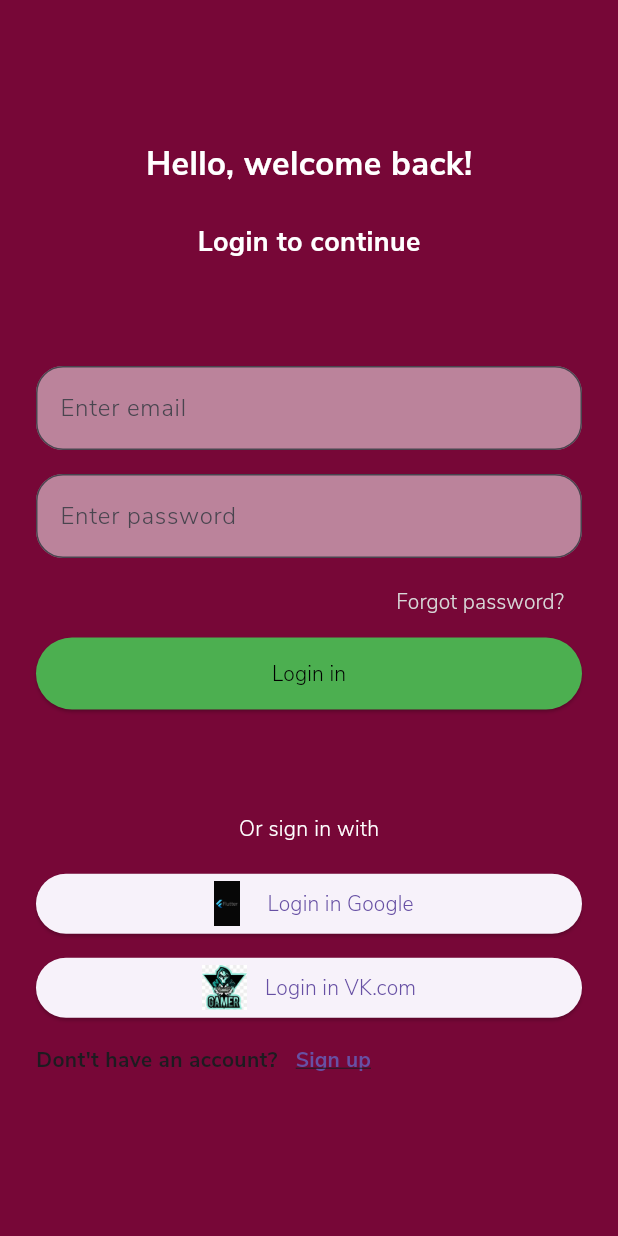
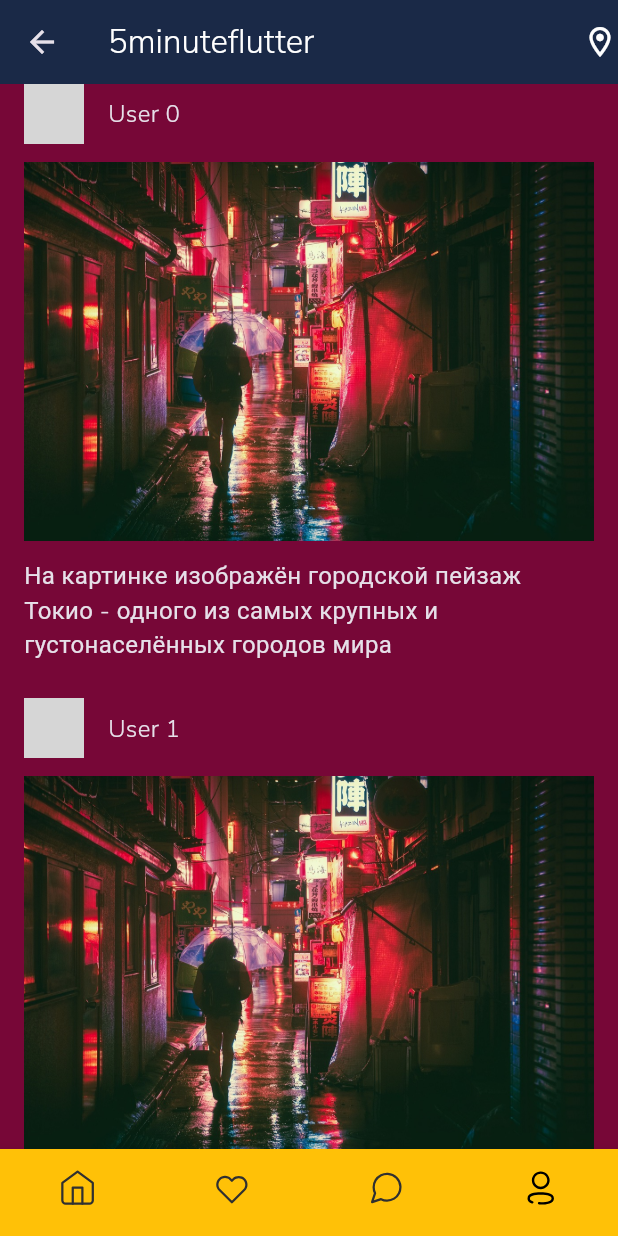
Before and after one commit to Mingaleev-D/new_flutter_t, a Flutter app: the screen it shows after launch, after a tap on "Login in", on a phone screen of 412 x 824 dp. Run offline on Flutter 3.47's test engine with Material 3 defaults, Android fonts, the phone set to English and light mode, and no system bars; our stand-ins replace flutter_svg; grey boxes are pictures that could not be loaded.

```diff
--- /dev/null
+++ b/lib/components/post_item.dart
@@ -0,0 +1,54 @@
+/*
+* @author : Mingaleev D
+* @data : 15.12.2023
+*/
+
+import 'package:flutter/material.dart';
+
+import '../style/app_text.dart';
+
+class PostItem extends StatelessWidget {
+  const PostItem({super.key, required this.user});
+
+  final String user;
+
+  @override
+  Widget build(BuildContext context) {
+    return Padding(
+      padding: const EdgeInsets.symmetric(horizontal: 16.0),
+      child: Column(
+        children: [
+          Row(
+            children: [
+              Image.asset(
+                'assets/temp/account_header.png',
+                height: 40,
+                width: 40,
+              ),
+              const SizedBox(
+                width: 16,
+              ),
+              Text(
+                user,
+                style: AppText.subtitle3,
+              )
+            ],
+          ),
+          const SizedBox(
+            height: 12,
+          ),
+          Image.asset(
+            'assets/temp/post1.jpg',
+          ),
+          const SizedBox(
+            height: 12,
+          ),
+          const Text(
+            'На картинке изображён городской пейзаж Токио - одного из самых крупных и густонаселённых городов мира',
+            style: AppText.subtitle3,
+          )
+        ],
+      ),
+    );
+  }
+}
--- a/lib/main.dart
+++ b/lib/main.dart
@@ -1,5 +1,7 @@
 import 'package:flutter/material.dart';
-import 'package:new_flutter_t/theme/app_colors.dart';
+import 'package:new_flutter_t/pages/home_page.dart';
+import 'package:new_flutter_t/pages/main_page.dart';
+import 'package:new_flutter_t/style/app_colors.dart';
 
 import 'pages/login_page.dart';
 
@@ -11,10 +13,18 @@ class MyApp extends StatelessWidget {
     return MaterialApp(
       debugShowCheckedModeBanner: false,
       theme: ThemeData(
-          useMaterial3: true,
-          fontFamily: 'NunitoSans',
-          scaffoldBackgroundColor: AppColors.primary),
-      home: LoginPage(),
+        useMaterial3: true,
+        fontFamily: 'NunitoSans',
+        scaffoldBackgroundColor: AppColors.primary,
+        brightness: Brightness.dark,
+      ),
+      home: const LoginPage(),
+      initialRoute: '/welcome',
+      routes: {
+        '/welcome': (context) => const LoginPage(),
+        '/home': (context) => HomePage(),
+        '/main': (context) => const MainPage(),
+      },
     );
   }
 }
--- a/lib/pages/home_page.dart
+++ b/lib/pages/home_page.dart
@@ -2,3 +2,53 @@
 * @author : Mingaleev D
 * @data : 15.12.2023
 */
+
+import 'package:flutter/material.dart';
+import 'package:new_flutter_t/components/post_item.dart';
+
+import '../style/app_colors.dart';
+import '../style/app_text.dart';
+
+class HomePage extends StatelessWidget {
+  HomePage({super.key});
+
+  List<String> users = [];
+
+  @override
+  Widget build(BuildContext context) {
+    mockUserFromServer();
+    return Scaffold(
+      appBar: AppBar(
+        backgroundColor: AppColors.background,
+        title: const Text(
+          '5minuteflutter',
+          style: TextStyle(color: AppColors.white),
+        ),
+        centerTitle: false,
+        actions: const [
+          Icon(
+            Icons.location_on_outlined,
+            color: AppColors.white,
+          ),
+        ],
+      ),
+      body: ListView.separated(
+        itemBuilder: (BuildContext context, int index) {
+          return PostItem(user: users[index]);
+        },
+        itemCount: users.length,
+        separatorBuilder: (BuildContext context, int index) {
+          return const SizedBox(
+            height: 24,
+          );
+        },
+      ),
+    );
+  }
+
+  mockUserFromServer() {
+    for (int i = 0; i < 1000; i++) {
+      users.add('User $i');
+    }
+  }
+}
--- a/lib/pages/login_page.dart
+++ b/lib/pages/login_page.dart
@@ -4,7 +4,9 @@
 */
 
 import 'package:flutter/material.dart';
-import 'package:new_flutter_t/theme/app_colors.dart';
+
+import '../style/app_colors.dart';
+import 'home_page.dart';
 
 class LoginPage extends StatelessWidget {
   const LoginPage({super.key});
@@ -83,7 +85,10 @@ class LoginPage extends StatelessWidget {
                     style: ElevatedButton.styleFrom(
                         backgroundColor: Colors.green,
                         foregroundColor: Colors.black),
-                    onPressed: () {},
+                    onPressed: () {
+                      // todo:
+                      Navigator.of(context).pushReplacementNamed('/main');
+                    },
                     child: const Text('Login in'),
                   ),
                 ),
--- /dev/null
+++ b/lib/pages/main_page.dart
@@ -0,0 +1,57 @@
+/*
+* @author : Mingaleev D
+* @data : 15.12.2023
+*/
+import 'package:flutter/material.dart';
+import 'package:flutter_svg/flutter_svg.dart';
+import 'package:new_flutter_t/pages/home_page.dart';
+
+class MainPage extends StatefulWidget {
+  const MainPage({super.key});
+
+  @override
+  State<MainPage> createState() => _MainPageState();
+}
+
+class _MainPageState extends State<MainPage> {
+  int currentIndex = 0;
+
+  @override
+  Widget build(BuildContext context) {
+    return Scaffold(
+      body: pages[currentIndex],
+      bottomNavigationBar: BottomNavigationBar(
+        items: [
+          BottomNavigationBarItem(
+              icon: SvgPicture.asset('assets/svg/ic_home.svg'), label: "Home"),
+          BottomNavigationBarItem(
+              icon: SvgPicture.asset('assets/svg/ic_favorite.svg'),
+              label: "Favorite"),
+          BottomNavigationBarItem(
+              icon: SvgPicture.asset('assets/svg/ic_messages.svg'),
+              label: "Massage"),
+          BottomNavigationBarItem(
+              icon: SvgPicture.asset('assets/svg/ic_user.svg'), label: "User"),
+        ],
+        type: BottomNavigationBarType.fixed,
+        currentIndex: currentIndex,
+        onTap: (index) {
+          setState(() {
+            currentIndex = index;
+          });
+        },
+        showSelectedLabels: false,
+        showUnselectedLabels: false,
+        backgroundColor: Colors.amber,
+      ),
+    );
+  }
+
+  final pages = [
+    HomePage(),
+    const Center(child: Text("Favorite")),
+    const Center(child: Text("MEssage")),
+    const Center(child: Text("Message")),
+    const Center(child: Text("User")),
+  ];
+}
--- /dev/null
+++ b/lib/style/app_text.dart
@@ -0,0 +1,37 @@
+/*
+* @author : Mingaleev D
+* @data : 15.12.2023
+*/
+
+import 'package:flutter/material.dart';
+
+class AppText {
+  static const header1 = TextStyle(
+    fontSize: 24,
+    fontWeight: FontWeight.w900,
+  );
+  static const header2 = TextStyle(
+    fontSize: 24,
+    fontWeight: FontWeight.w600,
+  );
+  static const subtitle1 = TextStyle(
+    fontSize: 16,
+    fontWeight: FontWeight.w600,
+  );
+  static const subtitle2 = TextStyle(
+    fontSize: 16,
+    fontWeight: FontWeight.w500,
+  );
+  static const subtitle3 = TextStyle(
+    fontSize: 16,
+    fontWeight: FontWeight.w400,
+  );
+  static const body1 = TextStyle(
+    fontSize: 14,
+    fontWeight: FontWeight.w500,
+  );
+  static const body2 = TextStyle(
+    fontSize: 14,
+    fontWeight: FontWeight.w400,
+  );
+}
--- a/pubspec.yaml
+++ b/pubspec.yaml
@@ -35,6 +35,7 @@ dependencies:
   # The following adds the Cupertino Icons font to your application.
   # Use with the CupertinoIcons class for iOS style icons.
   cupertino_icons: ^1.0.2
+  flutter_svg: ^2.0.9
 
 dev_dependencies:
   flutter_test:
@@ -61,6 +62,8 @@ flutter:
   # To add assets to your application, add an assets section, like this:
   assets:
     - assets/images/
+    - assets/temp/
+    - assets/svg/
 
 
   # An image asset can refer to one or more resolution-specific "variants", see
```
Also changed, not shown: assets/svg/ic_add.svg (added), assets/svg/ic_favorite.svg (added), assets/svg/ic_home.svg (added), assets/svg/ic_location.svg (added), assets/svg/ic_messages.svg (added), assets/svg/ic_user.svg (added), assets/temp/post1.jpg (added), assets/temp/user1.png (added), lib/style/app_colors.dart (renamed from lib/theme/app_colors.dart).
